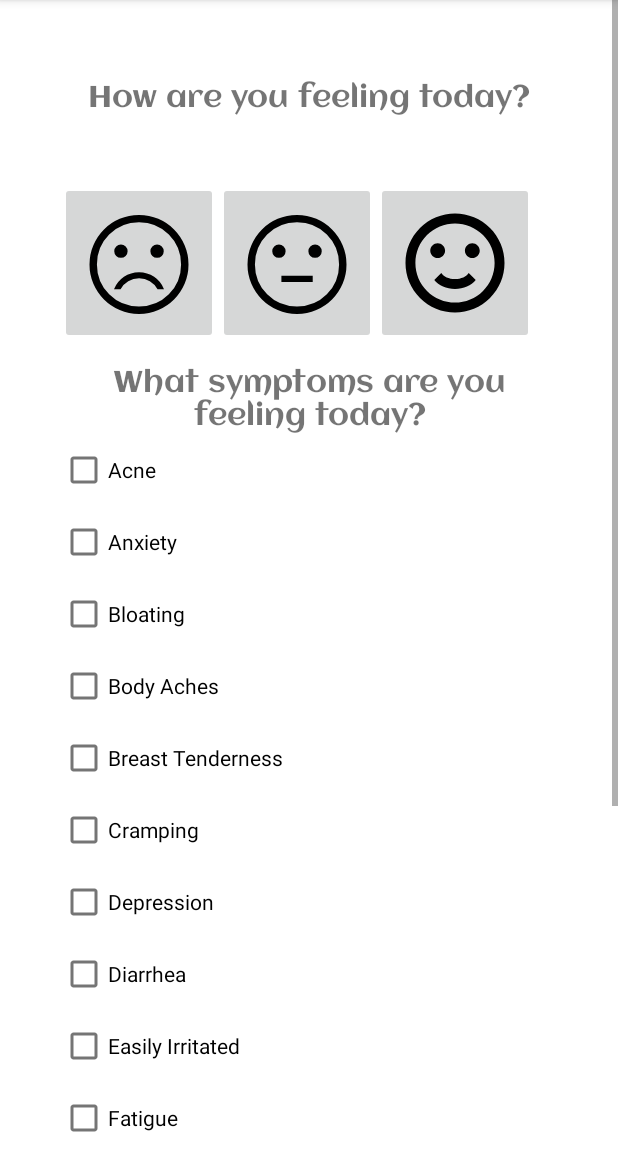
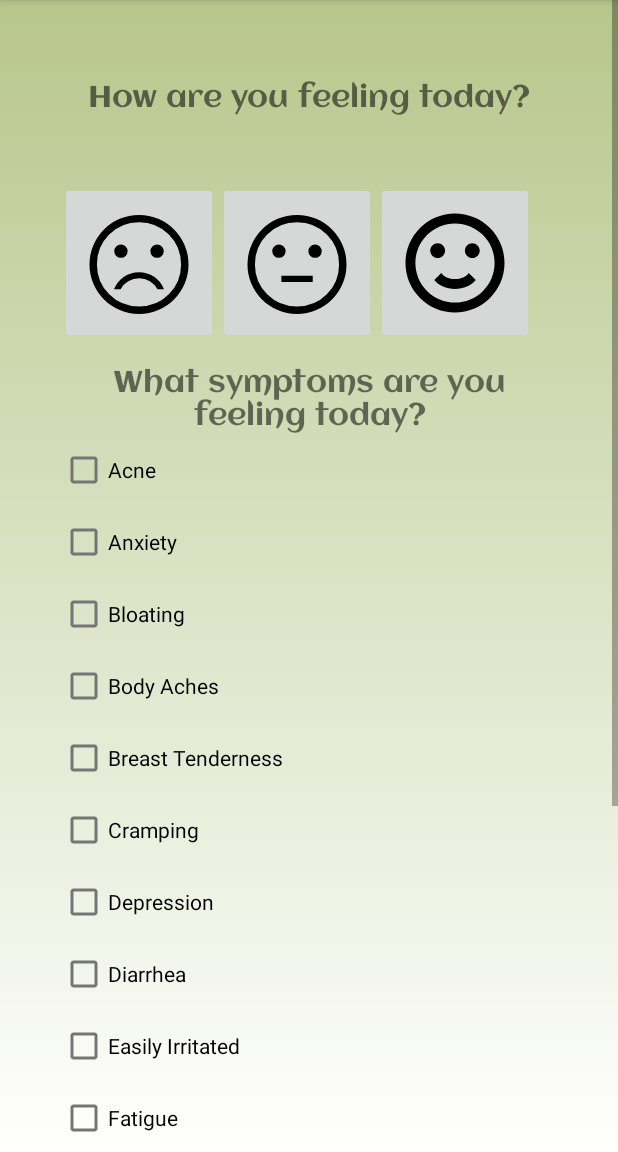
Before and after one commit to danisaba/WicHacks, an Android app: the SymptomsTracking screen opened directly, with no data from a screen before it, on a phone screen of 412 x 824 dp, the part 84-1236 px from its top. Run offline under Robolectric (Android 15) with nearby library versions, the phone set to English and light mode, and no system bars.

Commit message:
fixed backgrounds of all of the pages to keep gradients the same, started transforming buttons so they look nice, added a homeicon file.

```diff
--- a/app/src/main/java/com/example/wichacks/MedicationTracking.kt
+++ b/app/src/main/java/com/example/wichacks/MedicationTracking.kt
@@ -18,7 +18,7 @@ class MedicationTracking : AppCompatActivity() {
             startActivity(intent)
         }
 
-        val backHome = findViewById<Button>(R.id.medButton)
+        val backHome = findViewById<Button>(R.id.backtoScrollMed)
         backHome.setOnClickListener {
             val intent = Intent(this, ScrollingActivity::class.java)
             startActivity(intent)
--- /dev/null
+++ b/app/src/main/res/drawable/homeicon.xml
@@ -0,0 +1,5 @@
+<vector android:height="24dp" android:tint="#FFFFFF"
+    android:viewportHeight="24" android:viewportWidth="24"
+    android:width="24dp" xmlns:android="http://schemas.android.com/apk/res/android">
+    <path android:fillColor="@android:color/white" android:pathData="M10,20v-6h4v6h5v-8h3L12,3 2,12h3v8z"/>
+</vector>
--- a/app/src/main/res/layout/activity_cycle_tracking.xml
+++ b/app/src/main/res/layout/activity_cycle_tracking.xml
@@ -5,7 +5,8 @@
 xmlns:app="http://schemas.android.com/apk/res-auto"
 xmlns:tools="http://schemas.android.com/tools"
 android:layout_height="match_parent"
-android:layout_width="match_parent">
+android:layout_width="match_parent"
+android:background="@drawable/gradient_background">
 
 <androidx.constraintlayout.widget.ConstraintLayout
     android:layout_width="match_parent"
--- a/app/src/main/res/layout/activity_scrolling.xml
+++ b/app/src/main/res/layout/activity_scrolling.xml
@@ -22,7 +22,7 @@
             android:layout_height="wrap_content"
             android:layout_marginTop="88dp"
             android:fontFamily="@font/josefin_slab_bold"
-            android:text="MOTIVATIONAL MESSAGE HEY U GOT THIS ITS SO COOL YOU ARE GONNA DO SO WELL GOOD LUCK FRIEND"
+            android:text="“Don’t be perfect. Be you. Don’t be what you think they want you to be. Be what you know you are. Don’t look outside yourself for anything. It’s all within.”\n Jackson Kiddard"
             android:textAlignment="center"
             android:textSize="30sp"
             app:layout_constraintEnd_toEndOf="parent"
--- a/app/src/main/res/layout/activity_symptoms_tracking.xml
+++ b/app/src/main/res/layout/activity_symptoms_tracking.xml
@@ -5,7 +5,8 @@
     xmlns:app="http://schemas.android.com/apk/res-auto"
     xmlns:tools="http://schemas.android.com/tools"
     android:layout_height="match_parent"
-    android:layout_width="match_parent">
+    android:layout_width="match_parent"
+    android:background="@drawable/gradient_background">
 
     <androidx.constraintlayout.widget.ConstraintLayout
         android:layout_width="match_parent"
@@ -54,7 +55,8 @@
             android:layout_height="wrap_content"
             android:text="Anxiety"
             android:layout_gravity= "right"
-            app:layout_constraintTop_toBottomOf="@id/acne"/>
+            app:layout_constraintTop_toBottomOf="@id/acne"
+            tools:ignore="MissingConstraints" />
 
         <CheckBox
             android:id="@+id/bloating"
@@ -62,7 +64,8 @@
             android:layout_height="wrap_content"
             android:text="Bloating"
             android:layout_gravity= "right"
-            app:layout_constraintTop_toBottomOf="@id/anxiety"/>
+            app:layout_constraintTop_toBottomOf="@id/anxiety"
+            tools:ignore="MissingConstraints" />
 
         <CheckBox
             android:id="@+id/bodyaches"
@@ -70,7 +73,8 @@
             android:layout_height="wrap_content"
             android:text="Body Aches"
             android:layout_gravity= "right"
-            app:layout_constraintTop_toBottomOf="@id/bloating"/>
+            app:layout_constraintTop_toBottomOf="@id/bloating"
+            tools:ignore="MissingConstraints" />
 
         <CheckBox
             android:id="@+id/tenderness"
@@ -78,7 +82,8 @@
             android:layout_height="wrap_content"
             android:text="Breast Tenderness"
             android:layout_gravity= "right"
-            app:layout_constraintTop_toBottomOf="@id/bodyaches"/>
+            app:layout_constraintTop_toBottomOf="@id/bodyaches"
+            tools:ignore="MissingConstraints" />
 
         <CheckBox
             android:id="@+id/cramping"
@@ -86,7 +91,8 @@
             android:layout_height="wrap_content"
             android:text="Cramping"
             android:layout_gravity= "right"
-            app:layout_constraintTop_toBottomOf="@id/tenderness"/>
+            app:layout_constraintTop_toBottomOf="@id/tenderness"
+            tools:ignore="MissingConstraints" />
 
         <CheckBox
             android:id="@+id/depression"
@@ -94,7 +100,8 @@
             android:layout_height="wrap_content"
             android:text="Depression"
             android:layout_gravity= "right"
-            app:layout_constraintTop_toBottomOf="@id/cramping"/>
+            app:layout_constraintTop_toBottomOf="@id/cramping"
+            tools:ignore="MissingConstraints" />
 
         <CheckBox
             android:id="@+id/diarrhea"
@@ -102,7 +109,8 @@
             android:layout_height="wrap_content"
             android:text="Diarrhea"
             android:layout_gravity= "right"
-            app:layout_constraintTop_toBottomOf="@id/depression"/>
+            app:layout_constraintTop_toBottomOf="@id/depression"
+            tools:ignore="MissingConstraints" />
 
         <CheckBox
             android:id="@+id/irritable"
@@ -110,7 +118,8 @@
             android:layout_height="wrap_content"
             android:text="Easily Irritated"
             android:layout_gravity= "right"
-            app:layout_constraintTop_toBottomOf="@id/diarrhea"/>
+            app:layout_constraintTop_toBottomOf="@id/diarrhea"
+            tools:ignore="MissingConstraints" />
 
         <CheckBox
             android:id="@+id/fatigue"
@@ -118,7 +127,8 @@
             android:layout_height="wrap_content"
             android:text="Fatigue"
             android:layout_gravity= "right"
-            app:layout_constraintTop_toBottomOf="@id/irritable"/>
+            app:layout_constraintTop_toBottomOf="@id/irritable"
+            tools:ignore="MissingConstraints" />
 
         <CheckBox
             android:id="@+id/headache"
@@ -126,7 +136,8 @@
             android:layout_height="wrap_content"
             android:text="Headache"
             android:layout_gravity= "right"
-            app:layout_constraintTop_toBottomOf="@id/fatigue"/>
+            app:layout_constraintTop_toBottomOf="@id/fatigue"
+            tools:ignore="MissingConstraints" />
 
         <CheckBox
             android:id="@+id/flashes"
@@ -134,7 +145,8 @@
             android:layout_height="wrap_content"
             android:text="Hot Flashes"
             android:layout_gravity= "right"
-            app:layout_constraintTop_toBottomOf="@id/headache"/>
+            app:layout_constraintTop_toBottomOf="@id/headache"
+            tools:ignore="MissingConstraints" />
 
         <CheckBox
             android:id="@+id/hunger"
@@ -142,7 +154,8 @@
             android:layout_height="wrap_content"
             android:text="Hungry/Cravings"
             android:layout_gravity= "right"
-            app:layout_constraintTop_toBottomOf="@id/flashes"/>
+            app:layout_constraintTop_toBottomOf="@id/flashes"
+            tools:ignore="MissingConstraints" />
 
         <CheckBox
             android:id="@+id/libido"
@@ -150,7 +163,8 @@
             android:layout_height="wrap_content"
             android:text="Low Libido"
             android:layout_gravity= "right"
-            app:layout_constraintTop_toBottomOf="@id/hunger"/>
+            app:layout_constraintTop_toBottomOf="@id/hunger"
+            tools:ignore="MissingConstraints" />
 
         <CheckBox
             android:id="@+id/sleep"
@@ -158,7 +172,8 @@
             android:layout_height="wrap_content"
             android:text="Changes in Sleep"
             android:layout_gravity= "right"
-            app:layout_constraintTop_toBottomOf="@id/libido"/>
+            app:layout_constraintTop_toBottomOf="@id/libido"
+            tools:ignore="MissingConstraints" />
 
         <androidx.appcompat.widget.AppCompatButton
             android:id="@+id/submitButton"
@@ -191,7 +206,7 @@
             android:layout_width="105dp"
             android:layout_height="108dp"
             android:layout_marginTop="44dp"
-            android:tint="@color/black"
+            app:tint="@color/black"
             app:layout_constraintStart_toEndOf="@id/neutral"
             app:layout_constraintTop_toBottomOf="@+id/mood"
             app:srcCompat="@drawable/happy_foreground" />
--- a/app/src/main/res/layout/activity_water_tracking.xml
+++ b/app/src/main/res/layout/activity_water_tracking.xml
@@ -2,7 +2,8 @@
     xmlns:app="http://schemas.android.com/apk/res-auto"
     xmlns:tools="http://schemas.android.com/tools"
     android:layout_height="match_parent"
-    android:layout_width="match_parent">
+    android:layout_width="match_parent"
+    android:background="@drawable/gradient_background">
 
     <androidx.constraintlayout.widget.ConstraintLayout
         android:layout_width="match_parent"
```
Also changed, not shown: app/src/main/java/com/example/wichacks/Feedback.kt (+8 -0 lines), app/src/main/res/layout/activity_feedback.xml (+26 -12 lines), app/src/main/res/layout/activity_medication_adding.xml (+9 -4 lines), app/src/main/res/layout/activity_medication_tracking.xml (+28 -11 lines).
